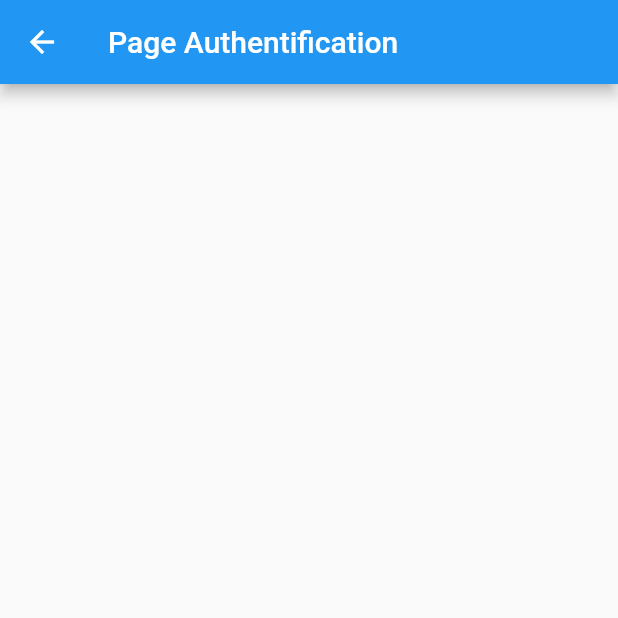
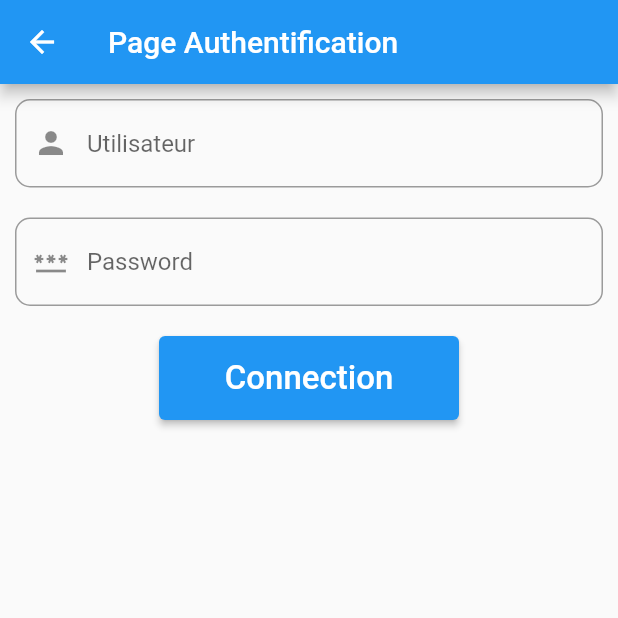
Before and after one commit to BENHALIMAmohamed/flutter_app, a Flutter app: the AuthentificationPage screen opened directly, on a phone screen of 412 x 824 dp, the top half of it. Run offline on Flutter 3.47's test engine with Material 2 defaults, Android fonts, the phone set to English and light mode, and no system bars.

Commit message:
qustion 6 tp 2

```diff
--- a/lib/main.dart
+++ b/lib/main.dart
@@ -1,16 +1,25 @@
+
 import 'package:flutter/material.dart';
+import 'package:voyage/pages/home.page.dart';
 import 'package:voyage/pages/inscription.page.dart';
+import 'package:voyage/pages/authentification.page.dart';
 
-void main()=>runApp(const MyApp());
+void main() => runApp(MyApp());
 
 class MyApp extends StatelessWidget {
-  const MyApp({super.key});
+  MyApp({super.key});
+  final routes = {
+    '/home': (context) => const HomePage(),
+    '/inscription': (context) => const InscriptionPage(),
+    '/authentification': (context) =>  AuthentificationPage(),
+  };
 
   @override
   Widget build(BuildContext context) {
-    return const MaterialApp(
+    return  MaterialApp(
       debugShowCheckedModeBanner: false,
-      home: InscriptionPage(),
+      home: const InscriptionPage(),
+      routes: routes,
     );
   }
 }
--- a/lib/pages/authentification.page.dart
+++ b/lib/pages/authentification.page.dart
@@ -1,12 +1,52 @@
 import 'package:flutter/material.dart';
 
 class AuthentificationPage extends StatelessWidget {
-  const AuthentificationPage({super.key});
+    AuthentificationPage({super.key});
+  TextEditingController txtlogin = TextEditingController();
+  TextEditingController txtpassword = TextEditingController();
 
   @override
   Widget build(BuildContext context) {
     return Scaffold(
         appBar: AppBar(title: const Text("Page Authentification")),
+        body: Column(
+          children: [
+            Container(
+              padding: const EdgeInsets.all(10),
+              child: TextFormField(
+                  controller: txtlogin,
+                  decoration: InputDecoration(
+                      prefixIcon: const Icon(Icons.person),
+                      hintText: "Utilisateur",
+                      border: OutlineInputBorder(
+                          borderSide: const BorderSide(width: 1),
+                          borderRadius: BorderRadius.circular(10)))),
+            ),
+            Container(
+              padding: const EdgeInsets.all(10),
+              child: TextFormField(
+                  controller: txtpassword,
+                  decoration: InputDecoration(
+                      prefixIcon: const Icon(Icons.password),
+                      hintText: "Password",
+                      border: OutlineInputBorder(
+                          borderSide: const BorderSide(width: 1),
+                          borderRadius: BorderRadius.circular(10)))),
+            ),
+            Container(
+              padding: const EdgeInsets.all(10),
+              child: ElevatedButton(
+                  onPressed: () {},
+                  style: ElevatedButton.styleFrom(
+                      minimumSize: const Size(200, 50),
+                      padding: const EdgeInsets.all(15)),
+                  child: const Text(
+                    'Connection',
+                    style: TextStyle(fontSize: 22),
+                  )),
+            )
+          ],
+        )
 
     );
   }
--- a/lib/pages/inscription.page.dart
+++ b/lib/pages/inscription.page.dart
@@ -46,6 +46,7 @@ class InscriptionPage extends StatelessWidget {
                   )),
             )
           ],
-        ));
+        )
+        );
   }
 }
```
Also changed, not shown: 1 other file.
